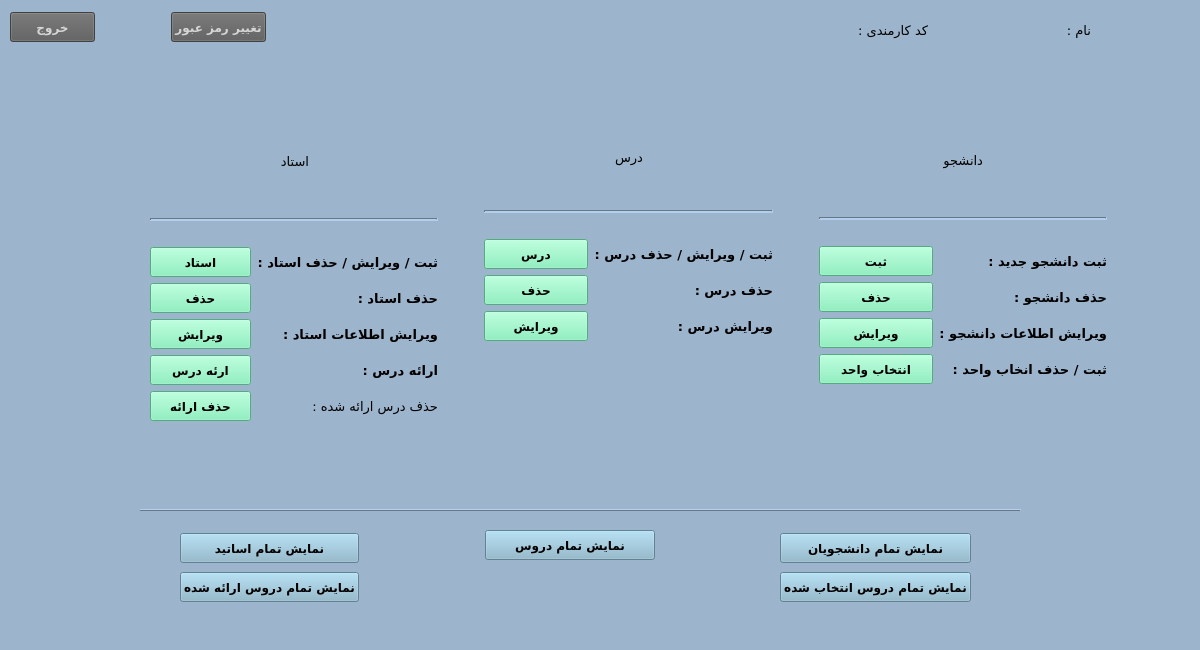
Before: the Qt Designer form employeemainwindow.ui in AliRn76/Student-Portal, drawn with Qt 5.
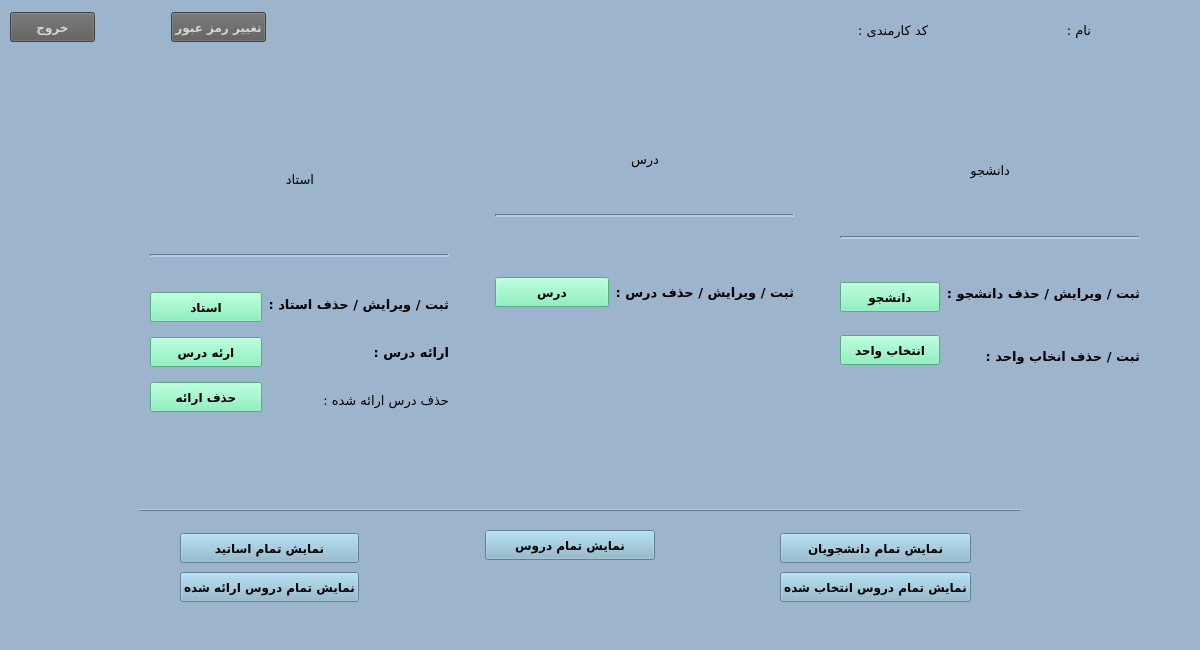
After: the same form once the commit is applied.

```diff
--- a/employeemainwindow.ui
+++ b/employeemainwindow.ui
@@ -328,7 +328,7 @@
      <rect>
       <x>150</x>
       <y>110</y>
-      <width>957</width>
+      <width>990</width>
       <height>311</height>
      </rect>
     </property>
@@ -429,54 +429,6 @@
              </property>
             </widget>
            </item>
-           <item>
-            <widget class="QPushButton" name="pushButton_removeTeacher">
-             <property name="minimumSize">
-              <size>
-               <width>100</width>
-               <height>30</height>
-              </size>
-             </property>
-             <property name="font">
-              <font>
-               <family>B Nazanin</family>
-               <pointsize>9</pointsize>
-               <weight>75</weight>
-               <bold>true</bold>
-              </font>
-             </property>
-             <property name="styleSheet">
-              <string notr="true">background-color:rgb(118, 240, 179)</string>
-             </property>
-             <property name="text">
-              <string>حذف</string>
-             </property>
-            </widget>
-           </item>
-           <item>
-            <widget class="QPushButton" name="pushButton_editTeacher">
-             <property name="minimumSize">
-              <size>
-               <width>100</width>
-               <height>30</height>
-              </size>
-             </property>
-             <property name="font">
-              <font>
-               <family>B Nazanin</family>
-               <pointsize>9</pointsize>
-               <weight>75</weight>
-               <bold>true</bold>
-              </font>
-             </property>
-             <property name="styleSheet">
-              <string notr="true">background-color:rgb(118, 240, 179)</string>
-             </property>
-             <property name="text">
-              <string>ویرایش</string>
-             </property>
-            </widget>
-           </item>
            <item>
             <widget class="QPushButton" name="pushButton_eraeDars">
              <property name="minimumSize">
@@ -544,36 +496,6 @@
              </property>
             </widget>
            </item>
-           <item>
-            <widget class="QLabel" name="label_16">
-             <property name="font">
-              <font>
-               <family>B Koodak</family>
-               <pointsize>10</pointsize>
-               <weight>75</weight>
-               <bold>true</bold>
-              </font>
-             </property>
-             <property name="text">
-              <string>حذف استاد :</string>
-             </property>
-            </widget>
-           </item>
-           <item>
-            <widget class="QLabel" name="label_17">
-             <property name="font">
-              <font>
-               <family>B Koodak</family>
-               <pointsize>10</pointsize>
-               <weight>75</weight>
-               <bold>true</bold>
-              </font>
-             </property>
-             <property name="text">
-              <string>ویرایش اطلاعات استاد :</string>
-             </property>
-            </widget>
-           </item>
            <item>
             <widget class="QLabel" name="label_18">
              <property name="font">
@@ -733,54 +655,6 @@
              </property>
             </widget>
            </item>
-           <item>
-            <widget class="QPushButton" name="pushButton_removeLesson">
-             <property name="minimumSize">
-              <size>
-               <width>100</width>
-               <height>30</height>
-              </size>
-             </property>
-             <property name="font">
-              <font>
-               <family>B Nazanin</family>
-               <pointsize>9</pointsize>
-               <weight>75</weight>
-               <bold>true</bold>
-              </font>
-             </property>
-             <property name="styleSheet">
-              <string notr="true">background-color:rgb(118, 240, 179)</string>
-             </property>
-             <property name="text">
-              <string>حذف</string>
-             </property>
-            </widget>
-           </item>
-           <item>
-            <widget class="QPushButton" name="pushButton_editLesson">
-             <property name="minimumSize">
-              <size>
-               <width>100</width>
-               <height>30</height>
-              </size>
-             </property>
-             <property name="font">
-              <font>
-               <family>B Nazanin</family>
-               <pointsize>9</pointsize>
-               <weight>75</weight>
-               <bold>true</bold>
-              </font>
-             </property>
-             <property name="styleSheet">
-              <string notr="true">background-color:rgb(118, 240, 179)</string>
-             </property>
-             <property name="text">
-              <string>ویرایش</string>
-             </property>
-            </widget>
-           </item>
           </layout>
          </item>
          <item>
@@ -800,36 +674,6 @@
              </property>
             </widget>
            </item>
-           <item>
-            <widget class="QLabel" name="label_13">
-             <property name="font">
-              <font>
-               <family>B Koodak</family>
-               <pointsize>10</pointsize>
-               <weight>75</weight>
-               <bold>true</bold>
-              </font>
-             </property>
-             <property name="text">
-              <string>حذف درس :</string>
-             </property>
-            </widget>
-           </item>
-           <item>
-            <widget class="QLabel" name="label_14">
-             <property name="font">
-              <font>
-               <family>B Koodak</family>
-               <pointsize>10</pointsize>
-               <weight>75</weight>
-               <bold>true</bold>
-              </font>
-             </property>
-             <property name="text">
-              <string>ویرایش درس :</string>
-             </property>
-            </widget>
-           </item>
           </layout>
          </item>
         </layout>
@@ -986,55 +830,7 @@
               <string notr="true">background-color:rgb(118, 240, 179)</string>
              </property>
              <property name="text">
-              <string>ثبت</string>
-             </property>
-            </widget>
-           </item>
-           <item>
-            <widget class="QPushButton" name="pushButton_removeStu">
-             <property name="minimumSize">
-              <size>
-               <width>100</width>
-               <height>30</height>
-              </size>
-             </property>
-             <property name="font">
-              <font>
-               <family>B Nazanin</family>
-               <pointsize>9</pointsize>
-               <weight>75</weight>
-               <bold>true</bold>
-              </font>
-             </property>
-             <property name="styleSheet">
-              <string notr="true">background-color:rgb(118, 240, 179)</string>
-             </property>
-             <property name="text">
-              <string>حذف</string>
-             </property>
-            </widget>
-           </item>
-           <item>
-            <widget class="QPushButton" name="pushButton_editStu">
-             <property name="minimumSize">
-              <size>
-               <width>100</width>
-               <height>30</height>
-              </size>
-             </property>
-             <property name="font">
-              <font>
-               <family>B Nazanin</family>
-               <pointsize>9</pointsize>
-               <weight>75</weight>
-               <bold>true</bold>
-              </font>
-             </property>
-             <property name="styleSheet">
-              <string notr="true">background-color:rgb(118, 240, 179)</string>
-             </property>
-             <property name="text">
-              <string>ویرایش</string>
+              <string>دانشجو</string>
              </property>
             </widget>
            </item>
@@ -1077,37 +873,7 @@
               </font>
              </property>
              <property name="text">
-              <string>ثبت دانشجو جدید :</string>
-             </property>
-            </widget>
-           </item>
-           <item>
-            <widget class="QLabel" name="label_9">
-             <property name="font">
-              <font>
-               <family>B Koodak</family>
-               <pointsize>10</pointsize>
-               <weight>75</weight>
-               <bold>true</bold>
-              </font>
-             </property>
-             <property name="text">
-              <string>حذف دانشجو :</string>
-             </property>
-            </widget>
-           </item>
-           <item>
-            <widget class="QLabel" name="label_10">
-             <property name="font">
-              <font>
-               <family>B Koodak</family>
-               <pointsize>10</pointsize>
-               <weight>75</weight>
-               <bold>true</bold>
-              </font>
-             </property>
-             <property name="text">
-              <string>ویرایش اطلاعات دانشجو :</string>
+              <string>ثبت / ویرایش / حذف دانشجو :</string>
              </property>
             </widget>
            </item>
```
